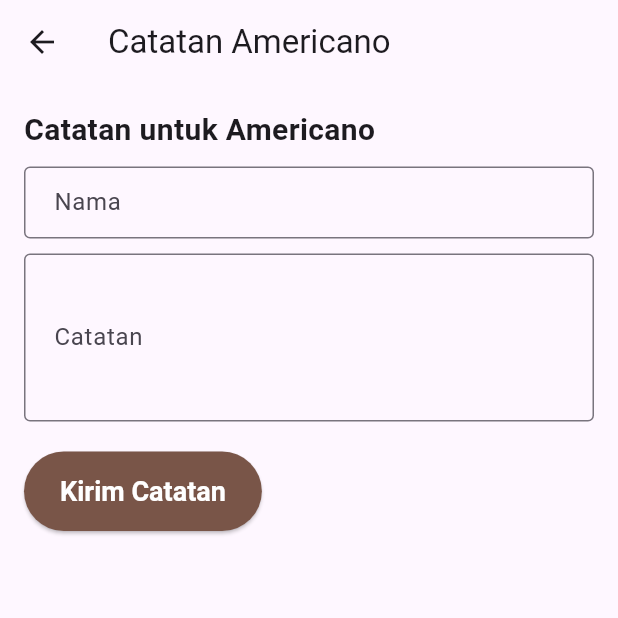
After one commit to kangdconqueror/resep_kopi, a Flutter app: the screen it shows after launch, after a tap on the "note add" icon, on a phone screen of 412 x 824 dp, the top half of it. The commit adds this screen. Run offline on Flutter 3.47's test engine with Material 3 defaults, Android fonts, the light colour scheme and no system bars; our stand-ins replace shared_preferences.

Commit message:
Penambahan Catatan

```diff
--- a/lib/main.dart
+++ b/lib/main.dart
@@ -1,7 +1,7 @@
 import 'package:flutter/material.dart';
-import 'pages/detail_page.dart';
-import 'pages/review_page.dart';
-import 'pages/all_reviews_page.dart';
+import 'pages/halaman_detail.dart';
+import 'pages/halaman_catatan.dart';
+import 'pages/halaman_semua_catatan.dart';
 
 void main() {
   runApp(CoffeeRecipeApp());
@@ -40,17 +40,22 @@ class _HomePageState extends State<HomePage> {
         title: Text('Resep Kopi'),
         actions: [
           IconButton(
-            icon: Icon(Icons.rate_review),
+            icon: Icon(Icons.note_add ),
             onPressed: () {
               Navigator.push(
                 context,
-                MaterialPageRoute(builder: (context) => AllReviewsPage()),
+                MaterialPageRoute(
+                  builder: (context) => CatatanPage(
+                    coffeeName: 'General Coffee Catatan',
+                  ),
+                ),
               );
             },
           ),
         ],
       ),
       body: Column(
+        crossAxisAlignment: CrossAxisAlignment.stretch,
         children: [
           Padding(
             padding: const EdgeInsets.all(8.0),
@@ -89,12 +94,12 @@ class _HomePageState extends State<HomePage> {
                         backgroundColor: Colors.black54,
                         title: Text(coffeeList[index]['name']!),
                         trailing: IconButton(
-                          icon: Icon(Icons.rate_review, color: Colors.white),
+                          icon: Icon(Icons.note_add, color: Colors.white),
                           onPressed: () {
                             Navigator.push(
                               context,
                               MaterialPageRoute(
-                                builder: (context) => ReviewPage(
+                                builder: (context) => CatatanPage(
                                   coffeeName: coffeeList[index]['name']!,
                                 ),
                               ),
@@ -108,6 +113,29 @@ class _HomePageState extends State<HomePage> {
               },
             ),
           ),
+          Padding(
+            padding: const EdgeInsets.symmetric(horizontal: 20.0, vertical: 10.0),
+            child: ElevatedButton(
+              onPressed: () {
+                Navigator.push(
+                  context,
+                  MaterialPageRoute(
+                    builder: (context) => AllCatatansPage(),
+                  ),
+                );
+              },
+              style: ElevatedButton.styleFrom(
+                backgroundColor: Colors.brown,
+                foregroundColor: Colors.white,
+                padding: EdgeInsets.symmetric(vertical: 15.0),
+                shape: RoundedRectangleBorder(
+                  borderRadius: BorderRadius.circular(30.0),
+                ),
+                textStyle: TextStyle(fontSize: 18, fontWeight: FontWeight.bold),
+              ),
+              child: Text('Lihat Semua Catatan'),
+            ),
+          ),
         ],
       ),
     );
--- /dev/null
+++ b/lib/models/catatan.dart
@@ -0,0 +1,27 @@
+class Catatan {
+  final String catataner;
+  final String catatan;
+  final String timestamp;
+  final String coffeeName;  // Tambahkan properti ini
+
+  Catatan({
+    required this.catataner,
+    required this.catatan,
+    required this.timestamp,
+    required this.coffeeName,  // Tambahkan properti ini
+  });
+
+  Map<String, dynamic> toJson() => {
+        'catataner': catataner,
+        'catatan': catatan,
+        'timestamp': timestamp,
+        'coffeeName': coffeeName,  // Tambahkan properti ini
+      };
+
+  factory Catatan.fromJson(Map<String, dynamic> json) => Catatan(
+        catataner: json['catataner'],
+        catatan: json['catatan'],
+        timestamp: json['timestamp'],
+        coffeeName: json['coffeeName'],  // Tambahkan properti ini
+      );
+}
--- /dev/null
+++ b/lib/pages/halaman_catatan.dart
@@ -0,0 +1,102 @@
+import 'package:flutter/material.dart';
+import 'package:shared_preferences/shared_preferences.dart';
+import 'dart:convert';
+import '../models/catatan.dart';
+
+class CatatanPage extends StatefulWidget {
+  final String? coffeeName;
+
+  CatatanPage({this.coffeeName});
+
+  @override
+  _CatatanPageState createState() => _CatatanPageState();
+}
+
+class _CatatanPageState extends State<CatatanPage> {
+  final _catatanController = TextEditingController();
+  final _nameController = TextEditingController();
+
+  void _submitCatatan() async {
+    final name = _nameController.text;
+    final catatan = _catatanController.text;
+    final timestamp = DateTime.now().toString();
+    final coffeeName = widget.coffeeName ?? 'General';
+
+    if (name.isEmpty || catatan.isEmpty) return;
+
+    final catatanData = Catatan(
+      catataner: name,
+      catatan: catatan,
+      timestamp: timestamp,
+      coffeeName: coffeeName,  // Tambahkan coffeeName
+    );
+
+    final prefs = await SharedPreferences.getInstance();
+    final key = 'catatans_all';
+    final savedCatatans = prefs.getStringList(key) ?? [];
+    savedCatatans.add(jsonEncode(catatanData.toJson()));
+    await prefs.setStringList(key, savedCatatans);
+
+    ScaffoldMessenger.of(context).showSnackBar(
+      SnackBar(content: Text('Catatan berhasil ditambahkan!')),
+    );
+
+    _catatanController.clear();
+    _nameController.clear();
+  }
+
+  @override
+  Widget build(BuildContext context) {
+    return Scaffold(
+      appBar: AppBar(
+        title: Text(widget.coffeeName != null ? 'Catatan ${widget.coffeeName}' : 'Tulis Catatan'),
+      ),
+      body: Padding(
+        padding: const EdgeInsets.all(16.0),
+        child: Column(
+          crossAxisAlignment: CrossAxisAlignment.start,
+          children: [
+            if (widget.coffeeName != null)
+              Text(
+                'Catatan untuk ${widget.coffeeName}',
+                style: TextStyle(fontSize: 20, fontWeight: FontWeight.bold),
+              ),
+            SizedBox(height: 10),
+            TextField(
+              controller: _nameController,
+              decoration: InputDecoration(
+                labelText: 'Nama',
+                border: OutlineInputBorder(),
+                contentPadding: EdgeInsets.symmetric(horizontal: 16.0, vertical: 8.0),
+              ),
+            ),
+            SizedBox(height: 10),
+            TextField(
+              controller: _catatanController,
+              decoration: InputDecoration(
+                labelText: 'Catatan',
+                border: OutlineInputBorder(),
+                contentPadding: EdgeInsets.symmetric(horizontal: 16.0, vertical: 8.0),
+              ),
+              maxLines: 4,
+            ),
+            SizedBox(height: 20),
+            ElevatedButton(
+              onPressed: _submitCatatan,
+              style: ElevatedButton.styleFrom(
+                backgroundColor: Colors.brown, // Warna latar belakang
+                foregroundColor: Colors.white, // Warna teks
+                padding: EdgeInsets.symmetric(vertical: 16.0, horizontal: 24.0),
+                shape: RoundedRectangleBorder(
+                  borderRadius: BorderRadius.circular(30.0), // Membuat sudut tombol melengkung
+                ),
+                textStyle: TextStyle(fontSize: 18, fontWeight: FontWeight.bold),
+              ),
+              child: Text('Kirim Catatan'),
+            ),
+          ],
+        ),
+      ),
+    );
+  }
+}
--- a/lib/pages/detail_page.dart
+++ b/lib/pages/halaman_detail.dart
@@ -1,4 +1,7 @@
 import 'package:flutter/material.dart';
+import 'package:shared_preferences/shared_preferences.dart';
+import 'dart:convert';
+import '../models/catatan.dart';
 
 class DetailPage extends StatelessWidget {
   final String name;
@@ -70,9 +73,44 @@ class DetailPage extends StatelessWidget {
               style: TextStyle(fontSize: 20, fontWeight: FontWeight.bold),
             ),
             Text(stories[name]!),
+            SizedBox(height: 20),
+            Text(
+              'Catatan:',
+              style: TextStyle(fontSize: 20, fontWeight: FontWeight.bold),
+            ),
+            FutureBuilder<List<Catatan>>(
+              future: _loadCatatansForCoffee(name),
+              builder: (context, snapshot) {
+                if (!snapshot.hasData) {
+                  return Center(child: CircularProgressIndicator());
+                }
+                final catatans = snapshot.data!;
+                return ListView.builder(
+                  shrinkWrap: true,
+                  physics: NeverScrollableScrollPhysics(),
+                  itemCount: catatans.length,
+                  itemBuilder: (context, index) {
+                    final catatan = catatans[index];
+                    return ListTile(
+                      title: Text(catatan.catatan),
+                      subtitle: Text('${catatan.catataner} pada ${catatan.timestamp}'),
+                    );
+                  },
+                );
+              },
+            ),
           ],
         ),
       ),
     );
   }
+
+  Future<List<Catatan>> _loadCatatansForCoffee(String coffeeName) async {
+    final prefs = await SharedPreferences.getInstance();
+    final savedCatatans = prefs.getStringList('catatans_all') ?? [];
+    return savedCatatans
+        .map((e) => Catatan.fromJson(jsonDecode(e)))
+        .where((catatan) => catatan.coffeeName == coffeeName)
+        .toList();
+  }
 }
--- /dev/null
+++ b/lib/pages/halaman_semua_catatan.dart
@@ -0,0 +1,64 @@
+import 'package:flutter/material.dart';
+import 'package:shared_preferences/shared_preferences.dart';
+import 'dart:convert';
+import '../models/catatan.dart';
+
+class AllCatatansPage extends StatefulWidget {
+  @override
+  _AllCatatansPageState createState() => _AllCatatansPageState();
+}
+
+class _AllCatatansPageState extends State<AllCatatansPage> {
+  final List<Catatan> _allCatatans = [];
+
+  @override
+  void initState() {
+    super.initState();
+    _loadAllCatatans();
+  }
+
+  Future<void> _loadAllCatatans() async {
+    final prefs = await SharedPreferences.getInstance();
+    final keys = prefs.getKeys();
+    final catatans = <Catatan>[];
+
+    for (var key in keys) {
+      if (key == 'catatans_all') {
+        final savedCatatans = prefs.getStringList(key) ?? [];
+        catatans.addAll(savedCatatans.map((e) => Catatan.fromJson(jsonDecode(e))).toList());
+      }
+    }
+
+    setState(() {
+      _allCatatans.addAll(catatans);
+    });
+  }
+
+  @override
+  Widget build(BuildContext context) {
+    return Scaffold(
+      appBar: AppBar(
+        title: Text('Semua Catatan'),
+      ),
+      body: Padding(
+		  padding: const EdgeInsets.all(16.0),
+		  child: ListView.builder(
+			itemCount: _allCatatans.length,
+			itemBuilder: (context, index) {
+			  final catatan = _allCatatans[index];
+			  return ListTile(
+				title: Text('"${catatan.catatan}"'),
+				subtitle: Column(
+				  crossAxisAlignment: CrossAxisAlignment.start,
+				  children: [
+					Text('Resep: ${catatan.coffeeName}'),
+					Text('${catatan.catataner} pada ${catatan.timestamp}'),
+				  ],
+				),
+			  );
+			},
+		  ),
+      ),
+    );
+  }
+}
```
Also changed, not shown: lib/models/Review.dart (deleted, +0 -23 lines), lib/pages/all_reviews_page.dart (deleted, +0 -58 lines), lib/pages/review_page.dart (deleted, +0 -81 lines).
